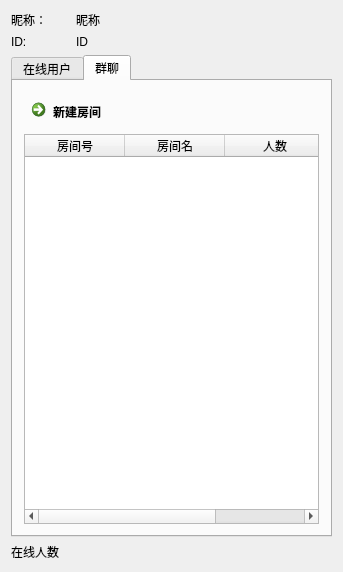
Psychim/Group5Pro, file Client/widget.ui: the form before one commit.
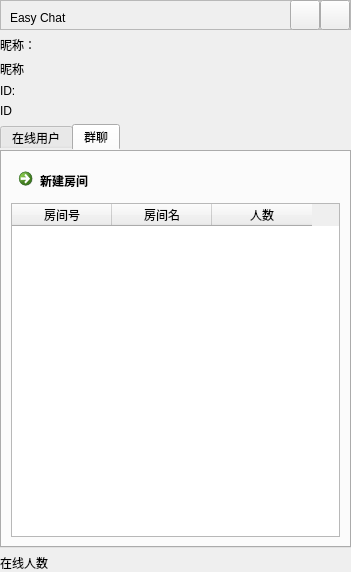
The form after the commit. The open tabs and pages were chosen to show the change. Icons and pictures are not drawn.

Patch:
```diff
--- a/Client/widget.ui
+++ b/Client/widget.ui
@@ -9,51 +9,137 @@
    <rect>
     <x>0</x>
     <y>0</y>
-    <width>343</width>
+    <width>351</width>
     <height>572</height>
    </rect>
   </property>
   <property name="windowTitle">
    <string>局域网聊天工具</string>
   </property>
-  <layout class="QGridLayout" name="gridLayout">
-   <item row="0" column="0">
+  <property name="styleSheet">
+   <string notr="true">QWidget{
+	
+	
+}
+</string>
+  </property>
+  <layout class="QVBoxLayout" name="verticalLayout_2">
+   <property name="margin">
+    <number>0</number>
+   </property>
+   <item>
+    <widget class="QFrame" name="frame">
+     <property name="minimumSize">
+      <size>
+       <width>351</width>
+       <height>30</height>
+      </size>
+     </property>
+     <property name="maximumSize">
+      <size>
+       <width>351</width>
+       <height>30</height>
+      </size>
+     </property>
+     <property name="frameShape">
+      <enum>QFrame::StyledPanel</enum>
+     </property>
+     <property name="frameShadow">
+      <enum>QFrame::Raised</enum>
+     </property>
+     <widget class="QLabel" name="label_3">
+      <property name="geometry">
+       <rect>
+        <x>10</x>
+        <y>10</y>
+        <width>91</width>
+        <height>16</height>
+       </rect>
+      </property>
+      <property name="text">
+       <string>Easy Chat</string>
+      </property>
+     </widget>
+     <widget class="QPushButton" name="pushButton">
+      <property name="geometry">
+       <rect>
+        <x>290</x>
+        <y>0</y>
+        <width>30</width>
+        <height>30</height>
+       </rect>
+      </property>
+      <property name="text">
+       <string/>
+      </property>
+      <property name="icon">
+       <iconset resource="IconSources.qrc">
+        <normaloff>:/new/icon/images/minmin.png</normaloff>:/new/icon/images/minmin.png</iconset>
+      </property>
+     </widget>
+     <widget class="QPushButton" name="pushButton_2">
+      <property name="geometry">
+       <rect>
+        <x>320</x>
+        <y>0</y>
+        <width>30</width>
+        <height>30</height>
+       </rect>
+      </property>
+      <property name="text">
+       <string/>
+      </property>
+      <property name="icon">
+       <iconset resource="IconSources.qrc">
+        <normaloff>:/new/icon/images/close.png</normaloff>:/new/icon/images/close.png</iconset>
+      </property>
+     </widget>
+    </widget>
+   </item>
+   <item>
     <widget class="QLabel" name="label">
      <property name="text">
       <string>昵称：</string>
      </property>
     </widget>
    </item>
-   <item row="1" column="0">
-    <widget class="QLabel" name="label_2">
-     <property name="text">
-      <string>ID:</string>
-     </property>
-    </widget>
-   </item>
-   <item row="3" column="0">
-    <widget class="QLabel" name="userNumLabel">
-     <property name="text">
-      <string>在线人数</string>
-     </property>
-    </widget>
-   </item>
-   <item row="0" column="1">
+   <item>
     <widget class="QLabel" name="nickname">
      <property name="text">
       <string>昵称</string>
      </property>
     </widget>
    </item>
-   <item row="1" column="1">
+   <item>
+    <widget class="QLabel" name="label_2">
+     <property name="text">
+      <string>ID:</string>
+     </property>
+    </widget>
+   </item>
+   <item>
     <widget class="QLabel" name="idlabel">
+     <property name="enabled">
+      <bool>true</bool>
+     </property>
+     <property name="styleSheet">
+      <string notr="true"/>
+     </property>
      <property name="text">
       <string>ID</string>
      </property>
     </widget>
    </item>
-   <item row="2" column="0" colspan="5">
+   <item>
     <widget class="QTabWidget" name="tabWidget">
+     <property name="styleSheet">
+      <string notr="true">QTabWidget{border-radius:10px;
+	
+	color: rgb(255, 255, 255);
+}
+
+</string>
+     </property>
      <property name="currentIndex">
       <number>0</number>
      </property>
@@ -105,6 +191,23 @@
            <verstretch>0</verstretch>
           </sizepolicy>
          </property>
+         <property name="styleSheet">
+          <string notr="true">QCommandLinkButton{border-radius:10px;
+
+}
+QPushButton:hover{
+background-color:rgba(100,255,100,100);
+border-color:rgba(255,225,255,200);
+color:rgba(0,0,0,200);
+}
+QPushButton:pressed{
+background-color:rgba(100,255,100,200);
+border-color:rgba(255,225,255,30);
+border-style:inset;
+color:rgba(0,0,0,100);
+}
+</string>
+         </property>
          <property name="text">
           <string>新建房间</string>
          </property>
@@ -112,6 +215,9 @@
        </item>
        <item>
         <widget class="QTableWidget" name="roomtableWidget">
+         <property name="styleSheet">
+          <string notr="true">border-image: url(:/new/icon/images/1354184767490.jpg);</string>
+         </property>
          <column>
           <property name="text">
            <string>房间号</string>
@@ -133,6 +239,13 @@
      </widget>
     </widget>
    </item>
+   <item>
+    <widget class="QLabel" name="userNumLabel">
+     <property name="text">
+      <string>在线人数</string>
+     </property>
+    </widget>
+   </item>
   </layout>
  </widget>
  <layoutdefault spacing="6" margin="11"/>
```
Left out of the diff: 8 changed lines with no effect on the pictures.
